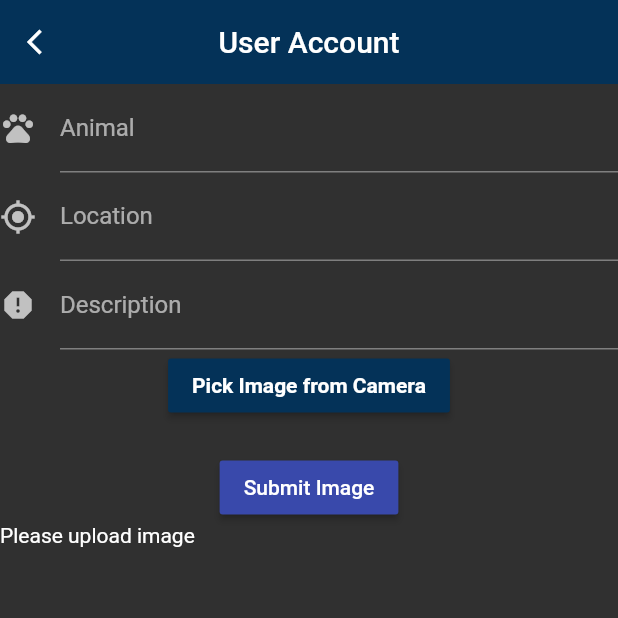
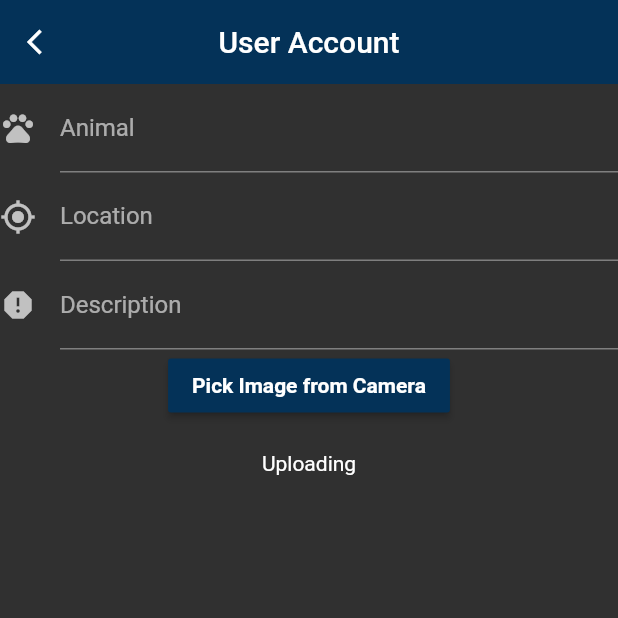
Before and after one commit to HASATD/DASS-Project, a Flutter app: the MyCustomForm screen opened directly with empty values, after a tap on "Submit Image", on a phone screen of 412 x 824 dp, the top half of it. Run offline on Flutter 3.47's test engine with Material 2 defaults, Android fonts, the phone set to English and light mode, and no system bars; our stand-ins replace cloud_firestore, firebase_auth, firebase_core, firebase_storage, fluttertoast, google_sign_in and 2 more; accounts and stored records are empty.

Commit message:
Cleaner image upload

```diff
--- a/petlove/lib/mainkk.dart
+++ b/petlove/lib/mainkk.dart
@@ -33,6 +33,8 @@ class MyCustomFormState extends State<MyCustomForm> {
   String? imageURL;
   bool uploadingDone = false;
 
+  int uploadStatus = 0;
+
   FirebaseStorage storage = FirebaseStorage.instance;
   final descriptionController = TextEditingController();
   final animalController = TextEditingController();
@@ -44,6 +46,16 @@ class MyCustomFormState extends State<MyCustomForm> {
     animalController.dispose();
     locationController.dispose();
     super.dispose();
+  }
+
+  uploadImage() async {
+    if (image != null) {
+      String response = await uploadFile();
+      setState(() {
+        imageURL = response;
+        uploadStatus = 2;
+      });
+    }
   }
 
   Future uploadFile() async {
@@ -188,40 +200,22 @@ class MyCustomFormState extends State<MyCustomForm> {
                   const SizedBox(
                     height: 20,
                   ),
-                  uploadingDone
-                      ? Text('Upload done')
-                      : new Container(
+                  if (uploadStatus == 0) ...[
+                    new Container(
                       child: new RaisedButton(
                           child: const Text('Submit Image'),
                           onPressed: () {
-                            // if (image != null) {
-                            //   uploadFile().then((value) {
-                            //     this.imageURL = value;
-                            //     setState(() {
-                            //       uploadingDone = true;
-                            //     });
-                            //     // print(this.imageURL);
-                            //   });
-                            // }
-                            FutureBuilder(
-                                future: uploadFile(),
-                                builder: (context, snapshot) {
-                                  if (snapshot.connectionState ==
-                                      ConnectionState.done) {
-                                    final data = snapshot.data as String;
-                                    return Text('$data');
-                                  } else {
-                                    return Text('Uploading...');
-                                  }
+                            uploadImage();
+                            setState(() {
+                              uploadStatus = 1;
                             });
-                          },
-                        )),
-                ],
+                          }),
                     ),
-            ),
-            uploadingDone
-                ? new Container(
-                    padding: const EdgeInsets.only(left: 150.0, top: 40.0),
+                  ] else if (uploadStatus == 1) ...[
+                    Center(child: Text('Uploading')),
+                  ] else if (uploadStatus == 2) ...[
+                    Center(
+                      child: new Container(
                           child: new RaisedButton(
                         child: const Text('Submit'),
                         onPressed: () {
@@ -233,8 +227,12 @@ class MyCustomFormState extends State<MyCustomForm> {
                             'Animal': animalController.text,
                           });
                         },
-                    ))
-                : Text('Please upload image'),
+                      )),
+                    ),
+                  ],
+                ],
+              ),
+            ),
           ],
         ),
       ),
```
Lines whose indentation alone changed are shown as unchanged.
